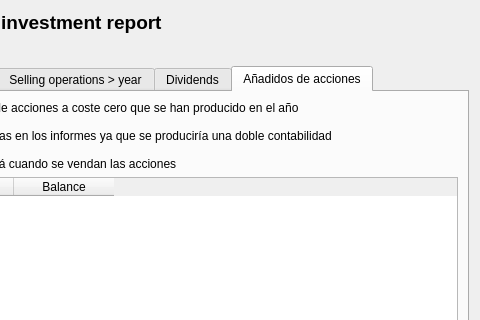
Qt form ui/wdgJointReport.ui (turulomio/xulpymoney) before a commit; both pictures show x 409 to 889 and y 0 to 320 of the 889 by 727 pixel window.
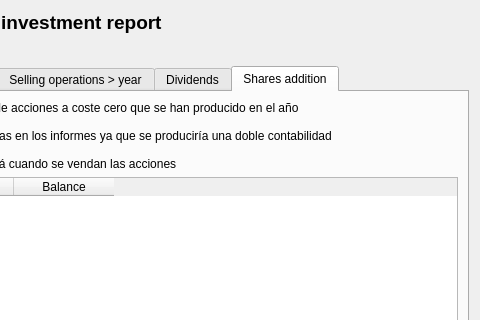
The same form after that commit. The open tabs and pages were chosen to show the change. Icons and pictures are not drawn. Custom widgets are drawn as their Qt base class.

```diff
--- a/ui/wdgJointReport.ui
+++ b/ui/wdgJointReport.ui
@@ -571,7 +571,7 @@
           <normaloff>:/xulpymoney/add.png</normaloff>:/xulpymoney/add.png</iconset>
         </attribute>
         <attribute name="title">
-         <string>Añadidos de acciones</string>
+         <string>Shares addition</string>
         </attribute>
         <layout class="QHBoxLayout" name="horizontalLayout_4">
          <item>
```
Left out of the diff: 2 changed lines with no effect on the pictures.
